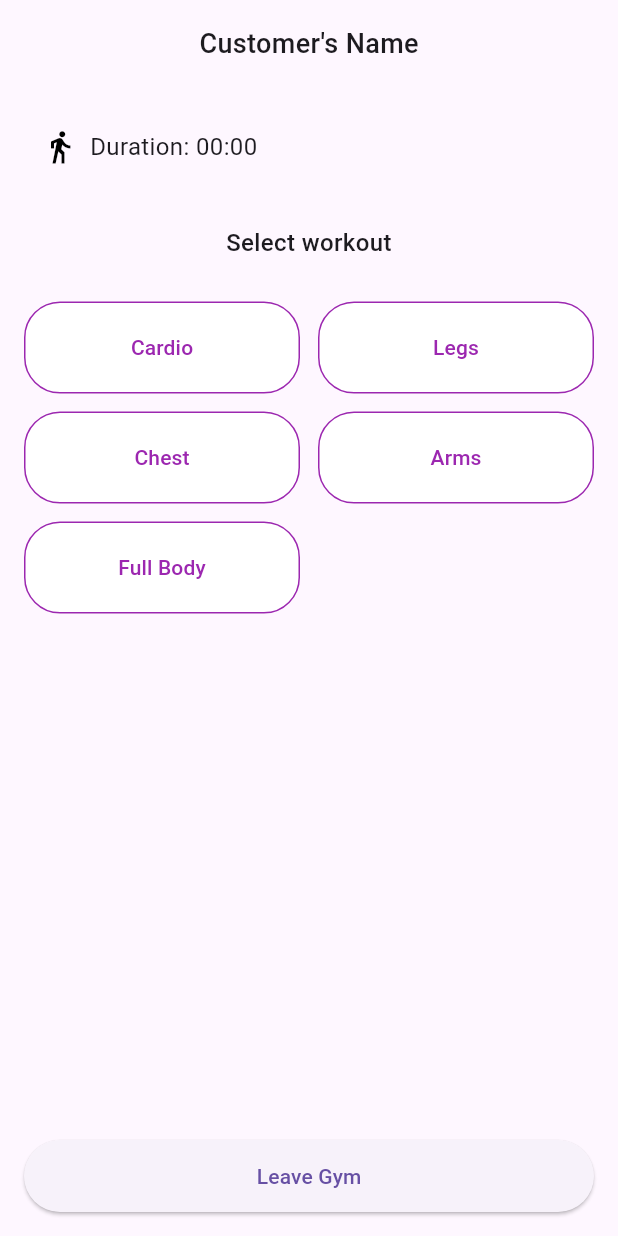
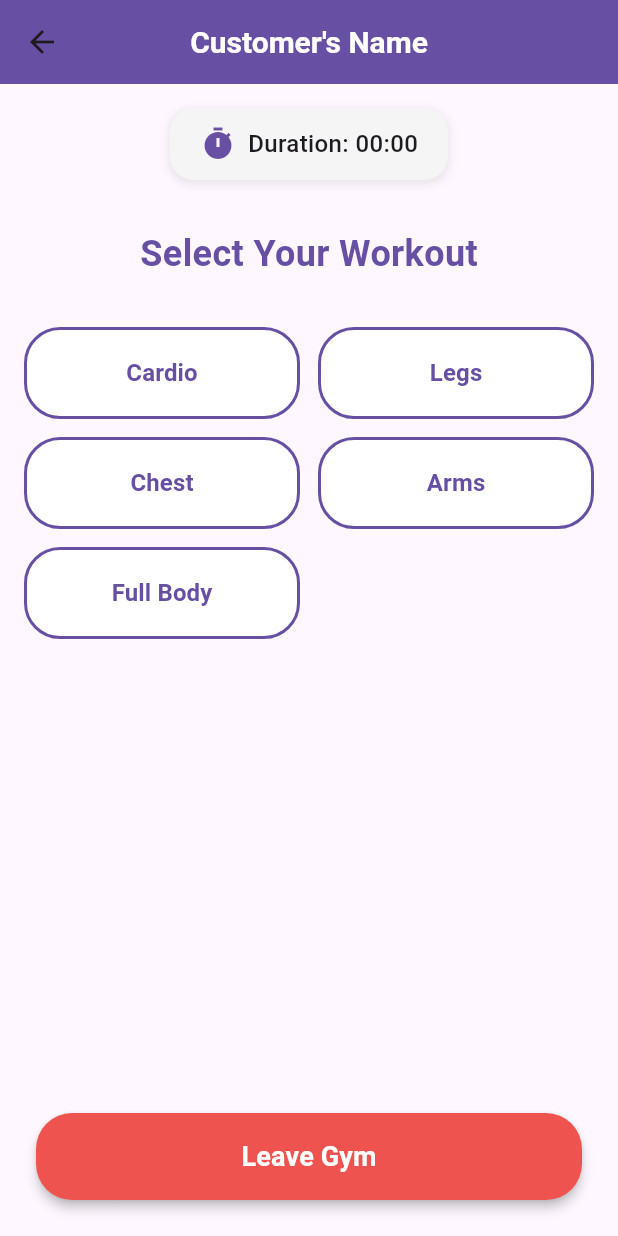
Before and after one commit to leomcl/gymManagmnetApp, a Flutter app: the WorkoutSelectionPage screen opened directly, on a phone screen of 412 x 824 dp. Run offline on Flutter 3.47's test engine with Material 3 defaults, Android fonts, the phone set to English and light mode, and no system bars; our stand-ins replace cloud_firestore, firebase_auth, firebase_core, fl_chart; accounts and stored records are empty.

Commit message:
UI improved.

```diff
--- a/lib/pages/customer_pages/workout_selection_view.dart
+++ b/lib/pages/customer_pages/workout_selection_view.dart
@@ -21,51 +21,60 @@ class WorkoutSelectionPageState extends State<WorkoutSelectionPage> {
   Widget build(BuildContext context) {
     return Scaffold(
       appBar: AppBar(
-        toolbarHeight: 0,
-        elevation: 0,
+        toolbarHeight: 56,
+        backgroundColor: Theme.of(context).primaryColor,
+        title: Text(
+          "Customer's Name",
+          style: TextStyle(
+            fontSize: 20,
+            fontWeight: FontWeight.bold,
+            color: Colors.white,
+          ),
+        ),
+        centerTitle: true,
+        elevation: 2,
       ),
       body: Column(
         children: [
           Container(
-            width: double.infinity,
-            padding: EdgeInsets.all(16),
-            child: Center(
-              child: Text(
-                "Customer's Name",
-                style: TextStyle(fontSize: 18, fontWeight: FontWeight.w500),
-              ),
+            margin: EdgeInsets.symmetric(vertical: 16),
+            padding: EdgeInsets.symmetric(horizontal: 20, vertical: 12),
+            decoration: BoxDecoration(
+              color: Colors.grey[100],
+              borderRadius: BorderRadius.circular(16),
+              boxShadow: [
+                BoxShadow(
+                  color: Colors.grey.withOpacity(0.2),
+                  spreadRadius: 1,
+                  blurRadius: 4,
+                  offset: Offset(0, 2),
+                ),
+              ],
             ),
-          ),
-          Padding(
-            padding: const EdgeInsets.all(16.0),
             child: Row(
+              mainAxisSize: MainAxisSize.min,
               children: [
-                Container(
-                  padding: EdgeInsets.all(12),
-                  decoration: BoxDecoration(
-                    borderRadius: BorderRadius.circular(12),
-                  ),
-                  child: Row(
-                    children: [
-                      Icon(Icons.directions_walk, color: Colors.black),
-                      SizedBox(width: 8),
-                      Text(
-                        'Duration: 00:00',
-                        style: TextStyle(fontSize: 16),
-                      ),
-                    ],
+                Icon(Icons.timer, color: Theme.of(context).primaryColor),
+                SizedBox(width: 8),
+                Text(
+                  'Duration: 00:00',
+                  style: TextStyle(
+                    fontSize: 16,
+                    fontWeight: FontWeight.w500,
                   ),
                 ),
               ],
             ),
           ),
-          Container(
-            width: double.infinity,
-            padding: EdgeInsets.all(12),
+          Padding(
+            padding: EdgeInsets.symmetric(vertical: 16),
             child: Text(
-              'Select workout',
-              style: TextStyle(fontSize: 16, fontWeight: FontWeight.w500),
-              textAlign: TextAlign.center,
+              'Select Your Workout',
+              style: TextStyle(
+                fontSize: 24,
+                fontWeight: FontWeight.bold,
+                color: Theme.of(context).primaryColor,
+              ),
             ),
           ),
           SizedBox(height: 16),
@@ -88,18 +97,28 @@ class WorkoutSelectionPageState extends State<WorkoutSelectionPage> {
             ),
           ),
           Padding(
-            padding: const EdgeInsets.all(16.0),
+            padding: const EdgeInsets.all(24.0),
             child: ElevatedButton(
               style: ElevatedButton.styleFrom(
+                backgroundColor: Colors.red[400],
+                foregroundColor: Colors.white,
                 shape: RoundedRectangleBorder(
                   borderRadius: BorderRadius.circular(24),
                 ),
+                padding: EdgeInsets.symmetric(vertical: 16),
                 minimumSize: Size(double.infinity, 48),
+                elevation: 3,
               ),
               onPressed: () {
                 // Leave gym button functionality
               },
-              child: Text('Leave Gym'),
+              child: Text(
+                'Leave Gym',
+                style: TextStyle(
+                  fontSize: 18,
+                  fontWeight: FontWeight.bold,
+                ),
+              ),
             ),
           ),
         ],
@@ -130,16 +149,26 @@ class WorkoutButton extends StatelessWidget {
   Widget build(BuildContext context) {
     return ElevatedButton(
       style: ElevatedButton.styleFrom(
-        backgroundColor: isSelected ? const Color.fromARGB(255, 161, 76, 175) : Colors.white,
-        foregroundColor: isSelected ? Colors.white : Colors.purple,
+        backgroundColor: isSelected ? Theme.of(context).primaryColor : Colors.white,
+        foregroundColor: isSelected ? Colors.white : Theme.of(context).primaryColor,
         shape: RoundedRectangleBorder(
           borderRadius: BorderRadius.circular(24),
         ),
-        side: BorderSide(color: Colors.purple),
-        elevation: 0,
+        side: BorderSide(
+          color: Theme.of(context).primaryColor,
+          width: 2,
+        ),
+        elevation: isSelected ? 4 : 0,
+        padding: EdgeInsets.symmetric(horizontal: 16, vertical: 12),
       ),
       onPressed: onSelected,
-      child: Text(label),
+      child: Text(
+        label,
+        style: TextStyle(
+          fontSize: 16,
+          fontWeight: FontWeight.w600,
+        ),
+      ),
     );
   }
 }
```
